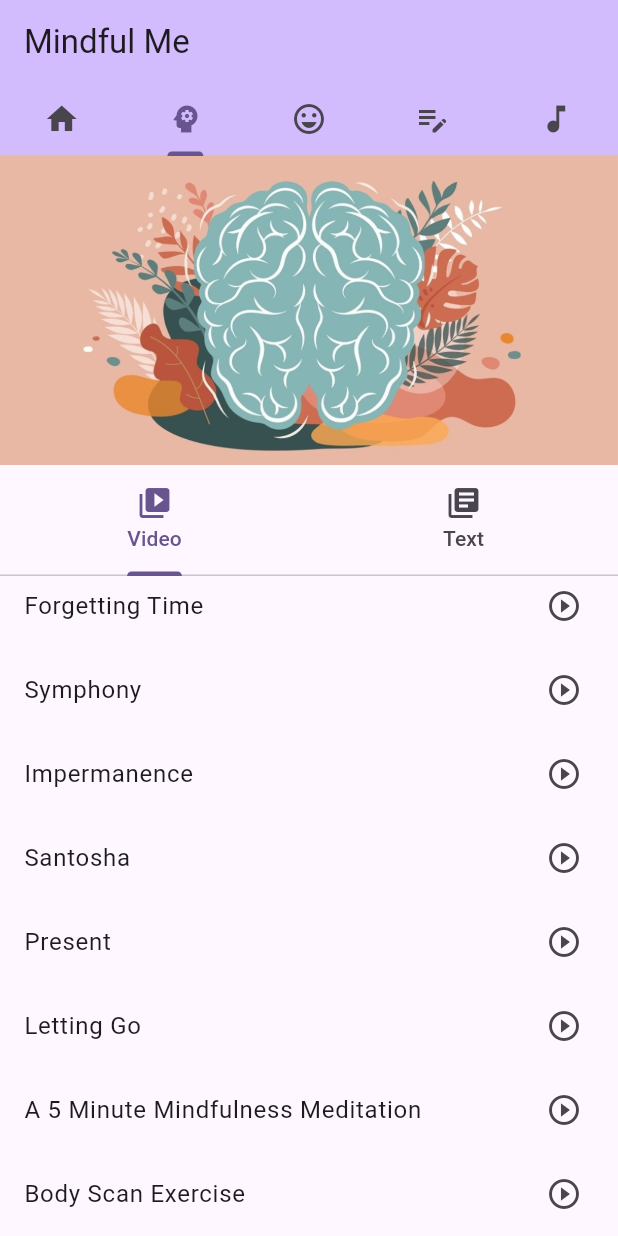
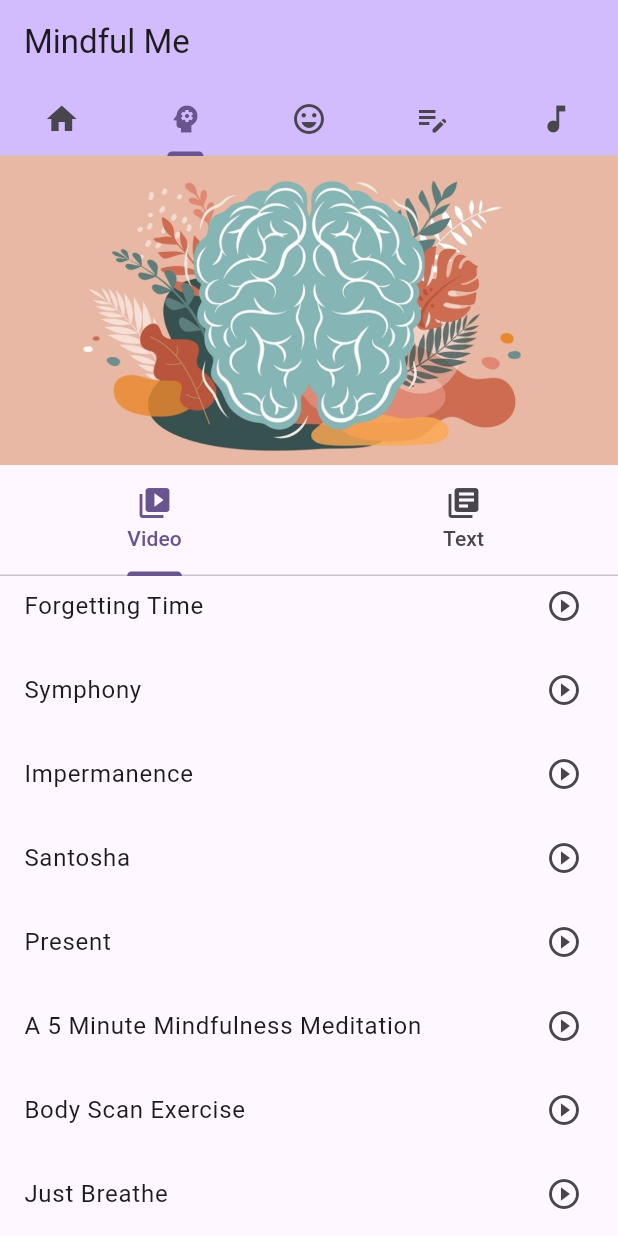
Before and after one commit to lajacl/mindfulness-app, a Flutter app: the screen it shows after launch, tab 2 chosen, scrolled down 176 dp, on a phone screen of 412 x 824 dp. Run offline on Flutter 3.47's test engine with Material 3 defaults, Android fonts, the phone set to English and light mode, and no system bars; our stand-ins replace youtube_player_iframe.

Commit message:
Remove duplicate video from sample excercise data

```diff
--- a/lib/data.dart
+++ b/lib/data.dart
@@ -7,7 +7,6 @@ final List<Map<String, String>> videoExercises = [
   {"title": "Impermanence", "videoId": "uumInvT4t9Y"},
   {"title": "Santosha", "videoId": "5vI8Kh3-epg"},
   {"title": "Present", "videoId": "lVx3mFxML80"},
-  {"title": "Letting Go", "videoId": "syx3a1_LeFo"},
   {"title": "A 5 Minute Mindfulness Meditation", "videoId": "wGFog-OuFDM"},
   {"title": "Body Scan Exercise", "videoId": "15q-N-_kkrU"},
   {"title": "Just Breathe", "videoId": "IyW4nwfwunw"},
```
